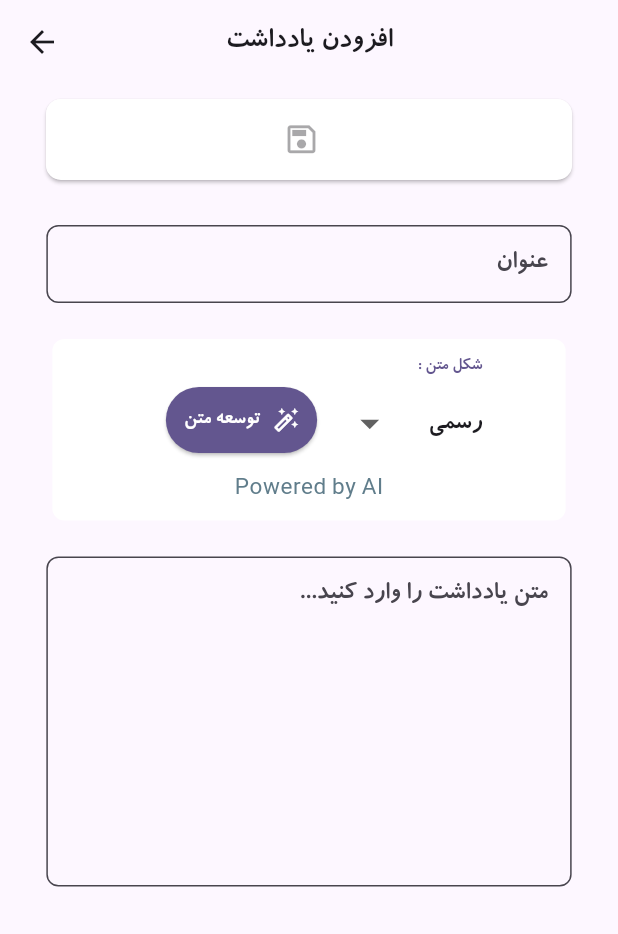
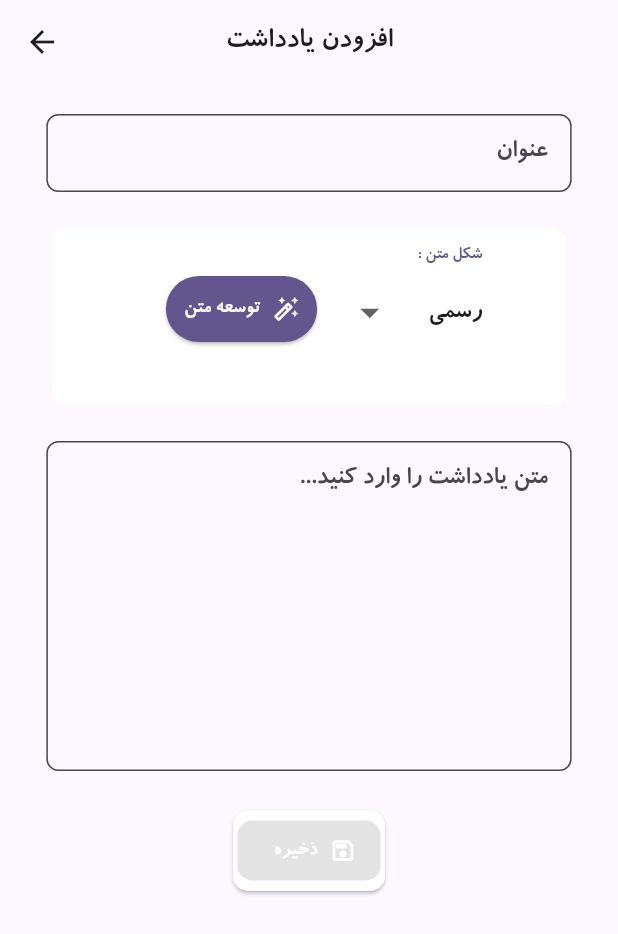
Before and after one commit to Poya403/PowNotAl, a Flutter app: the NoteEditScreen screen opened by its route, on a phone screen of 412 x 824 dp. Shown: the top 934 px of the screen. Run offline on Flutter 3.47's test engine with Material 3 defaults, Android fonts, the light colour scheme and no system bars; our stand-ins replace connectivity_plus, google_sign_in, shamsi_date, share_plus, sqflite, sqflite_common_ffi; missing offline and left inert: googleapis, persian_datetime_picker; accounts and stored records are empty.

Commit message:
The buttons on note_edit_screen has been improved.

```diff
--- a/lib/app.dart
+++ b/lib/app.dart
@@ -37,7 +37,7 @@
           ),
 
           textTheme: const TextTheme(
-            bodySmall: TextStyle(fontSize: 15),
+            bodySmall: TextStyle(fontSize: 13),
             bodyMedium: TextStyle(fontSize: 16),
             bodyLarge: TextStyle(fontSize: 18),
             titleSmall: TextStyle(fontSize: 20),
@@ -51,12 +51,10 @@
           colorScheme:  ColorScheme.dark(
             primary: Colors.deepPurpleAccent,
               secondary: Colors.deepPurpleAccent,
-              background: Colors.grey,
               surface: Color(0xFF1E1E1E),
               onPrimary: Colors.white,
               onSecondary: Colors.white,
               onSurface: Colors.white,
-              onBackground: Colors.white,
               surfaceContainerHighest: Colors.grey[800],
               error: Colors.redAccent,
               onError: Colors.white,
--- a/lib/features/note/screens/note_edit_screen.dart
+++ b/lib/features/note/screens/note_edit_screen.dart
@@ -119,7 +119,7 @@
             crossAxisAlignment: CrossAxisAlignment.center,
             mainAxisAlignment: MainAxisAlignment.center,
             children: [
-              _actionButtons(),
+              if(editingNote != null) _actionButtons(),
               AppSpacing.height20,
               // title box
               CustomTextField(
@@ -162,6 +162,7 @@
                 ),
               ),
               AppSpacing.height16,
+              if(editingNote == null) _actionButtons(),
             ],
           ),
         ),
@@ -170,20 +171,18 @@
   }
 
   Widget _actionButtons() {
-    bool isDesktop = MediaQuery.of(context).size.width > 800;
     return ValueListenableBuilder<int>(
       valueListenable: _updateNotifier,
       builder: (context, _, __) {
         final buttons = [
+          if(editingNote != null)...[
             CustomButton(
                 title: AppTexts.save,
-            iconData: editingNote != null
-                ? Icons.save_as_outlined : Icons.save_outlined,
+                iconData: Icons.save_as_outlined,
                 onPressed: canSave ? _saveNote : null,
                 enabled: canSave
             ),
             const SizedBox(width: 5, height: 5),
-          if(editingNote != null)
             CustomButton(
                 title: AppTexts.clearChanges,
                 iconData: Icons.clear,
@@ -191,14 +190,31 @@
                 enabled: isModified,
                 color: Colors.redAccent
             ),
+          ] else...[
+            Directionality(
+              textDirection: TextDirection.rtl,
+              child: ElevatedButton.icon(
+                onPressed: canSave ? _saveNote : null,
+                style: ElevatedButton.styleFrom(
+                    shape: RoundedRectangleBorder(
+                        borderRadius: AppRadius.radius10
+                    ),
+                    backgroundColor: Theme.of(context).colorScheme.primary
+                ),
+                label: Text(
+                  AppTexts.save,
+                  style: TextStyle(color: Theme.of(context).colorScheme.onPrimary),
+                ),
+                icon: Icon(
+                  Icons.save_outlined,
+                  color: Theme.of(context).colorScheme.onPrimary,
+                ),
+              ),
+            )
+          ]
         ];
 
-        return SizedBox(
-          width: isDesktop
-              ? MediaQuery.of(context).size.width * 0.28
-              : MediaQuery.of(context).size.width * 0.9
-          ,
-          child: Card(
+        return Card(
           shape: RoundedRectangleBorder(
             borderRadius: AppRadius.radius10,
           ),
@@ -208,9 +224,9 @@
             padding: const EdgeInsets.all(3.0),
             child: Row(
               spacing: 5,
+              mainAxisSize: MainAxisSize.min,
               mainAxisAlignment: MainAxisAlignment.center,
               children: buttons,
-              ),
             ),
           ),
         );
--- a/lib/features/note/screens/note_enhancer_screen.dart
+++ b/lib/features/note/screens/note_enhancer_screen.dart
@@ -161,12 +161,12 @@
                         ),
                         AppSpacing.height10,
                         Text(
-                            'Powered by AI',
+                            'Powered by Open router',
                             style: Theme
                                 .of(context)
                                 .textTheme
                                 .bodySmall
-                                ?.copyWith(color: Colors.blueGrey)
+                                ?.copyWith(color: Theme.of(context).colorScheme.onPrimary)
                         ),
                       ],
                     ),
```
Lines whose indentation alone changed are shown as unchanged.
